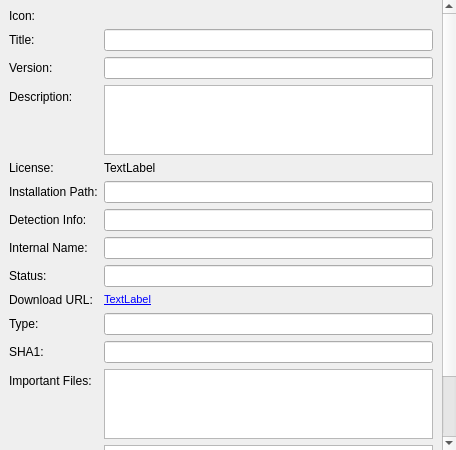
Qt form wpmcpp/src/packageversionform.ui (npackd/npackd-cpp) before a commit.
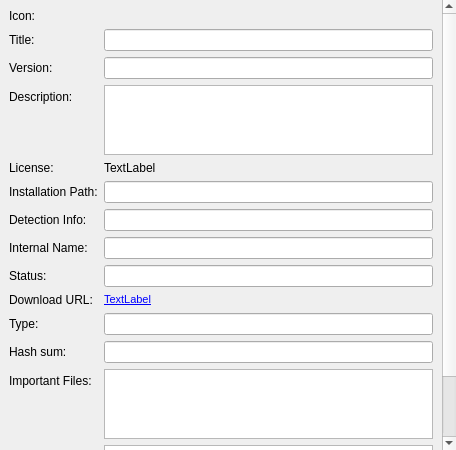
The same form after that commit.

Commit message: hash-sum type=""

Diff of the .ui file:
```diff
--- a/wpmcpp/src/packageversionform.ui
+++ b/wpmcpp/src/packageversionform.ui
@@ -238,7 +238,7 @@
        <item row="12" column="0">
         <widget class="QLabel" name="label_9">
          <property name="text">
-          <string>SHA1:</string>
+          <string>Hash sum:</string>
          </property>
          <property name="buddy">
           <cstring>lineEditSHA1</cstring>
```
Left out of the diff: 11 changed lines with no effect on the pictures. The commit also changes 2 other files.
